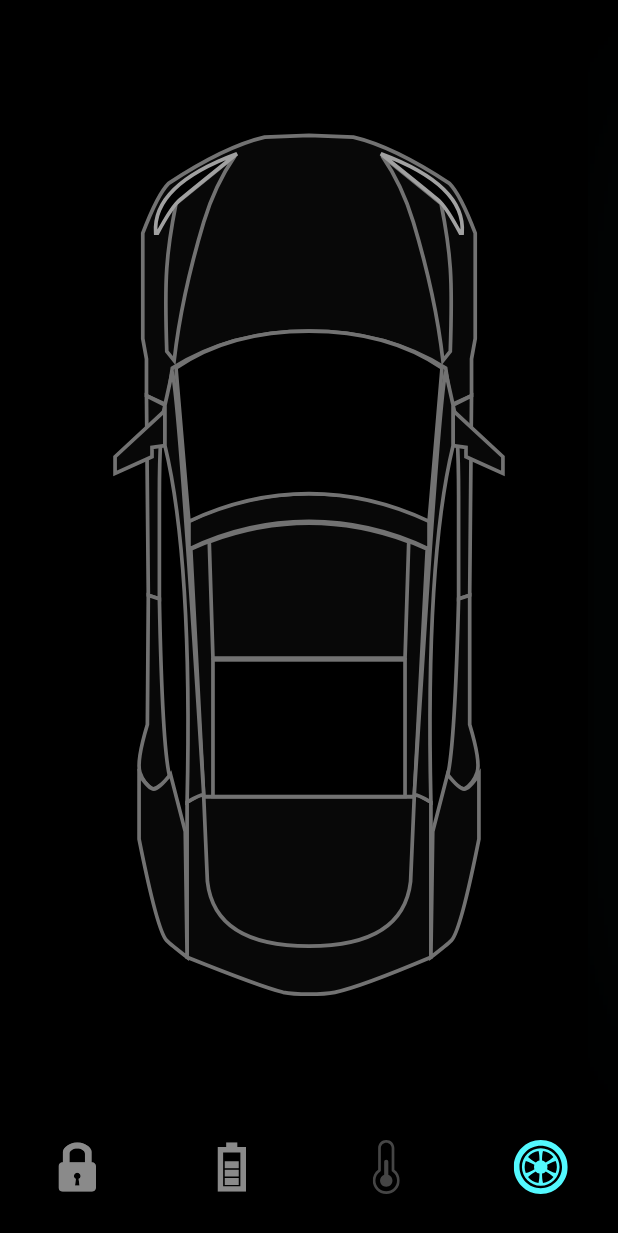
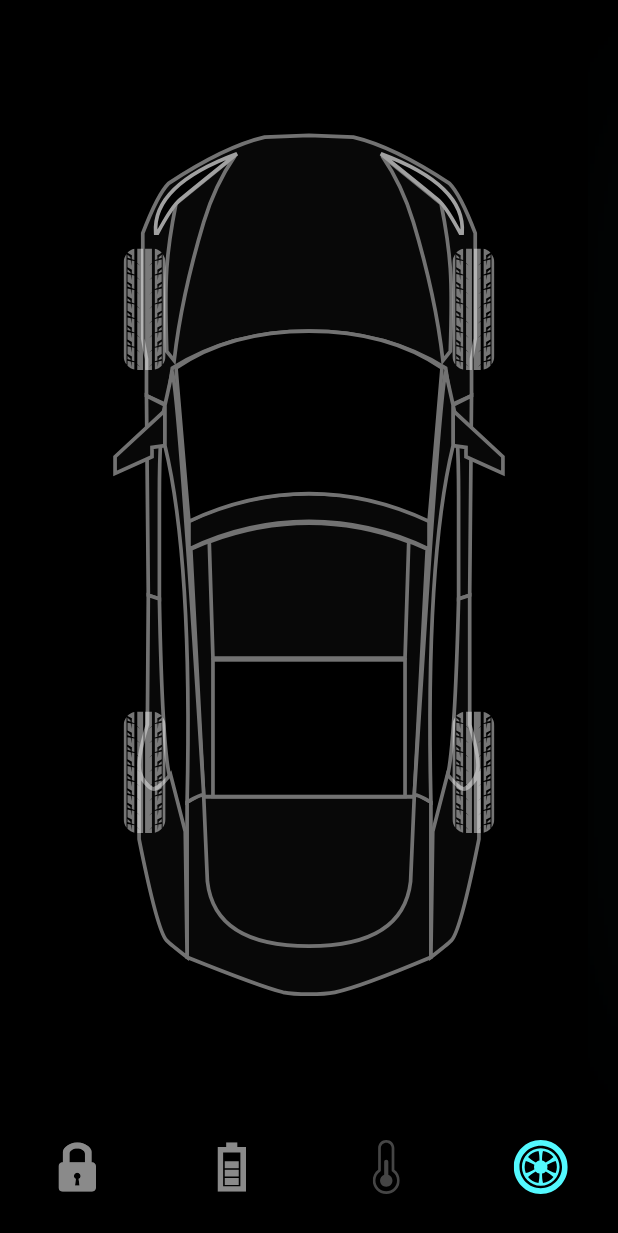
Before and after one commit to ritik6559/flutter-car-control-app-ui, a Flutter app: the screen it shows after launch, item 4 of the bottom bar chosen, on a phone screen of 412 x 824 dp. Shown: the top 1233 px of the screen. Run offline on Flutter 3.47's test engine with Material 3 defaults, Android fonts, the phone set to English and light mode, and no system bars; our stand-ins replace flutter_svg.

Commit message:
adding tyre screen

```diff
--- a/lib/controllers/home_controller.dart
+++ b/lib/controllers/home_controller.dart
@@ -7,6 +7,7 @@ class HomeController extends ChangeNotifier {
     bool isBonnetLocked = true;
     int selectedBottomTab = 0;
     bool isCoolSelected = true;
+    bool isShowTyre = false;
 
     void onButtonNavigationTabChange(int index){
         selectedBottomTab = index;
@@ -38,6 +39,15 @@ class HomeController extends ChangeNotifier {
         notifyListeners();
     }
 
+    void showTyreController(int index){
+        if( selectedBottomTab != 3 && index == 3){
+            isShowTyre = true;
+            notifyListeners();
+        } else {
+            isShowTyre = false;
+        }
+    }
+
 
 
 
--- /dev/null
+++ b/lib/screens/components/tyres.dart
@@ -0,0 +1,36 @@
+
+  import 'package:flutter/material.dart';
+import 'package:flutter_svg/svg.dart';
+
+List<Widget> tyres(BoxConstraints constrains) {
+    return [
+                      Positioned(
+                      left: constrains.maxWidth * 0.2,
+                      top: constrains.maxHeight * 0.22,
+                      child: SvgPicture.asset(
+                          'assets/FL_Tyre.svg',
+                      ),
+                    ),
+                    Positioned(
+                      right: constrains.maxWidth * 0.2,
+                      top: constrains.maxHeight * 0.22,
+                      child: SvgPicture.asset(
+                          'assets/FL_Tyre.svg',
+                      ),
+                    ),
+                    Positioned(
+                      left: constrains.maxWidth * 0.2,
+                      top: constrains.maxHeight * 0.63,
+                      child: SvgPicture.asset(
+                          'assets/FL_Tyre.svg',
+                      ),
+                    ),
+                    Positioned(
+                      right: constrains.maxWidth * 0.2,
+                      top: constrains.maxHeight * 0.63,
+                      child: SvgPicture.asset(
+                          'assets/FL_Tyre.svg',
+                      ),
+                    )
+                  ];
+  }
--- a/lib/screens/home_screen.dart
+++ b/lib/screens/home_screen.dart
@@ -7,6 +7,7 @@ import 'package:flutter_svg/svg.dart';
 
 import 'components/battery_status.dart';
 import 'components/temp_details.dart';
+import 'components/tyres.dart';
 
 class HomeScreen extends StatefulWidget {
   const HomeScreen({super.key});
@@ -99,7 +100,7 @@ class _HomeScreenState extends State<HomeScreen> with TickerProviderStateMixin {
               } else if (_controller.selectedBottomTab == 2 && index != 2) {
                 _tempAnimationController.reverse(from: 0.4);
               }
-              _controller.onButtonNavigationTabChange(index);
+              _controller.showTyreController(index);              _controller.onButtonNavigationTabChange(index);
             },
             selectedTab: _controller.selectedBottomTab,
           ),
@@ -227,6 +228,11 @@ class _HomeScreenState extends State<HomeScreen> with TickerProviderStateMixin {
                                 ),
                         ),
                       ),
+
+
+
+                       if( _controller.isShowTyre ) ...tyres(constrains),
+
                   ],
                 );
               },
@@ -236,4 +242,5 @@ class _HomeScreenState extends State<HomeScreen> with TickerProviderStateMixin {
       },
     );
   }
+
 }
```
